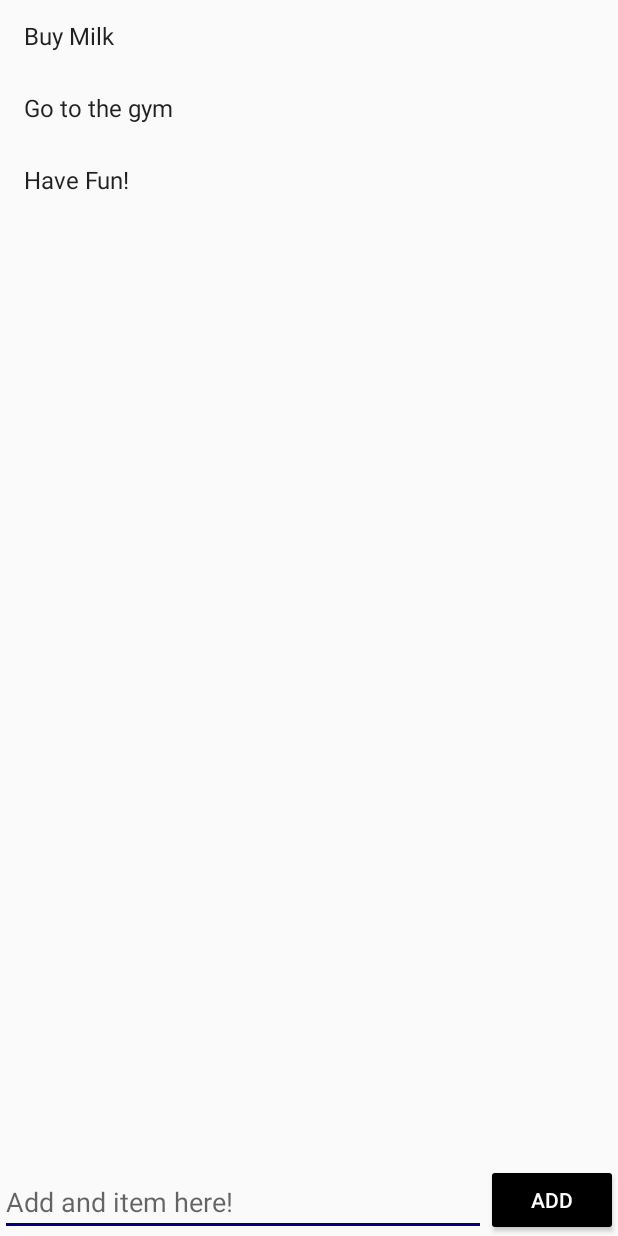
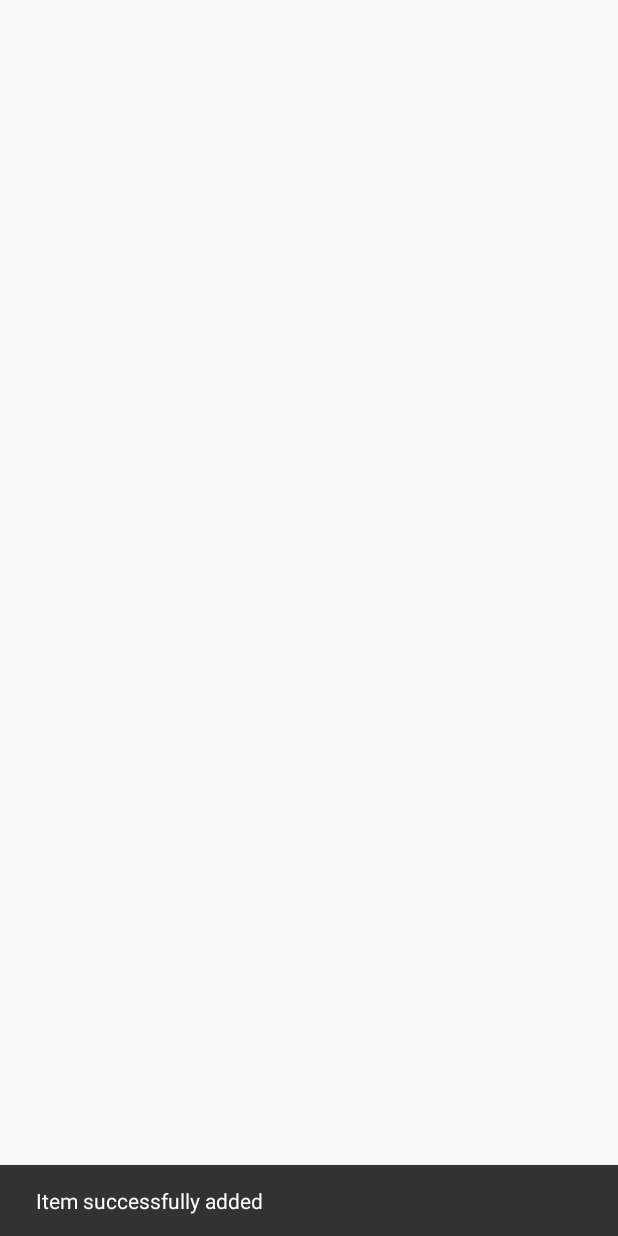
Before and after one commit to ggiande/Codepath-Android-Studio-Mobile-Development, an Android app: the screen it shows after launch (MainActivity), after a tap on "ADD", on a phone screen of 412 x 824 dp. Run offline under Robolectric (Android 15) with nearby library versions, the phone set to English and light mode, and no system bars.

Commit message:
Item list addition and removal implemented.

```diff
--- a/TechFellows/app/build.gradle
+++ b/TechFellows/app/build.gradle
@@ -27,8 +27,10 @@ dependencies {
     implementation 'androidx.appcompat:appcompat:1.1.0'
     implementation 'androidx.constraintlayout:constraintlayout:1.1.3'
     implementation 'androidx.recyclerview:recyclerview:1.1.0'
+    implementation 'com.google.android.material:material:1.1.0'
     testImplementation 'junit:junit:4.12'
     androidTestImplementation 'androidx.test.ext:junit:1.1.1'
     androidTestImplementation 'androidx.test.espresso:espresso-core:3.2.0'
 
+    implementation 'commons-io:commons-io:2.6'
 }
--- a/TechFellows/app/src/main/java/com/example/simpletodo/ItemsAdapter.java
+++ b/TechFellows/app/src/main/java/com/example/simpletodo/ItemsAdapter.java
@@ -12,9 +12,16 @@ import java.util.List;
 
 // Responsible for displaying data from the model into a row in the recycler view
 public class ItemsAdapter extends RecyclerView.Adapter<ItemsAdapter.ViewHolder> {
+
+    public interface OnLongClickListener{
+        void onItemLongClicked(int position);
+    }
+
     List<String> items;
-    public ItemsAdapter(List<String> items) {
-    this.items = items;
+    OnLongClickListener longClickListener;
+    public ItemsAdapter(List<String> items, OnLongClickListener longClickListener) {
+        this.items = items;
+        this.longClickListener = longClickListener;
     }
 
     @NonNull
@@ -54,7 +61,17 @@ public class ItemsAdapter extends RecyclerView.Adapter<ItemsAdapter.ViewHolder>
         }
         // Update the view inside of the viewholder with the data string item
         public void bind(String item) {
+
             tvItem.setText(item);
+            tvItem.setOnLongClickListener(new View.OnLongClickListener() {
+                @Override
+                public boolean onLongClick(View v) {
+                    // Notify the listener which position was long pressed
+                    longClickListener.onItemLongClicked(getAdapterPosition());
+                    return true;
+
+                }
+            });
         }
     }
 }
--- a/TechFellows/app/src/main/java/com/example/simpletodo/MainActivity.java
+++ b/TechFellows/app/src/main/java/com/example/simpletodo/MainActivity.java
@@ -1,17 +1,25 @@
 package com.example.simpletodo;
+
+import android.os.Bundle;
+import android.util.Log;
+import android.view.View;
+import android.widget.Button;
+import android.widget.EditText;
 
 import androidx.appcompat.app.AppCompatActivity;
 import androidx.recyclerview.widget.LinearLayoutManager;
 import androidx.recyclerview.widget.RecyclerView;
 
-import android.os.Bundle;
-import android.view.View;
-import android.widget.Button;
-import android.widget.EditText;
-import android.widget.Toast;
+import com.google.android.material.snackbar.Snackbar;
 
+import org.apache.commons.io.FileUtils;
+
+import java.io.File;
+import java.io.IOException;
+import java.nio.charset.Charset;
+import java.util.ArrayList;
 import java.util.List;
-import java.util.ArrayList;
+//import android.os.FileUtils;
 
 public class MainActivity extends AppCompatActivity {
 
@@ -20,6 +28,7 @@ public class MainActivity extends AppCompatActivity {
     Button btnAdd;
     EditText etItem;
     RecyclerView rvItems;
+    ItemsAdapter itemsAdapter;
 
     @Override
     protected void onCreate(Bundle savedInstanceState) {
@@ -31,14 +40,25 @@ public class MainActivity extends AppCompatActivity {
         etItem = findViewById(R.id.etItem);
         rvItems = findViewById(R.id.rvitems);
 
+        loadItems();
+
 //        etItem.setText("Im doing this from the java file.");
+//         new Empty Array List
+//        items = new ArrayList<>();
 
-        items = new ArrayList<>();
-        items.add("Buy Milk");
-        items.add("Go to the gym");
-        items.add("Have Fun!");
+        ItemsAdapter.OnLongClickListener onLongClickListener = new ItemsAdapter.OnLongClickListener(){
+            @Override
+            public void onItemLongClicked(int position) {
+                // Delete the item from the model
+                items.remove(position);
+                // Notify the adapter
+                itemsAdapter.notifyItemRemoved(position);
+                Snackbar.make(findViewById(R.id.btnAdd),"Item successfully removed ", Snackbar.LENGTH_SHORT).show();
+                saveItems();
+            }
+        };
 
-        final ItemsAdapter itemsAdapter = new ItemsAdapter(items);
+        itemsAdapter = new ItemsAdapter(items, onLongClickListener);
         rvItems.setAdapter(itemsAdapter);
         rvItems.setLayoutManager(new LinearLayoutManager(this));
 
@@ -49,14 +69,44 @@ public class MainActivity extends AppCompatActivity {
                 // Add item to the Model
                 items.add(todoItem);
                 // Notify adapter that an item is inserted
-                itemsAdapter.notifyItemInserted(items.size()-1);
+                itemsAdapter.notifyItemInserted(items.size() - 1);
                 // Clear the edit text once submitted
                 etItem.setText("");
-                // Instead of a toat, I decided to use a snackbar
-                Toast.makeText(getApplicationContext(), "Item was added", Toast.LENGTH_SHORT).show();
+                // Instead of a toast, I decided to use a snackbar
+//                Toast.makeText(getApplicationContext(), "Item was added", Toast.LENGTH_SHORT).show();
+                Snackbar.make(findViewById(R.id.btnAdd),"Item successfully added ", Snackbar.LENGTH_SHORT).show();
+                saveItems();
             }
         });
 
 
     }
+
+    // Outside of on create
+    // returns file of list
+    private File getDataFile(){
+        return new File(getFilesDir(), "data.txt");
+    }
+    // This function will load items by reading every line of the data file
+    private void loadItems(){
+        try {
+            items = new ArrayList<>(FileUtils.readLines(getDataFile(), Charset.defaultCharset()));
+        } catch (IOException e) {
+//            e.printStackTrace();
+            Log.e("Main Activity", "Error reading items", e);
+            items = new ArrayList<>();
+
+        }
+    }
+    // This function saves items by writing them into the data file
+    private void saveItems(){
+        try {
+            FileUtils.writeLines(getDataFile(), items);
+        } catch (IOException e) {
+//            e.printStackTrace();
+            Log.e("Main Activity", "Error Writing Items", e);
+        }
+    }
+
+
 }
--- a/TechFellows/app/src/main/res/layout/activity_main.xml
+++ b/TechFellows/app/src/main/res/layout/activity_main.xml
@@ -30,6 +30,8 @@
         android:layout_marginBottom="0dp"
         android:layout_toStartOf="@+id/btnAdd"
         android:ems="10"
+        android:inputType="text"
+        android:importantForAutofill="no"
         android:hint="@string/hint" />
 
     <androidx.recyclerview.widget.RecyclerView
```
